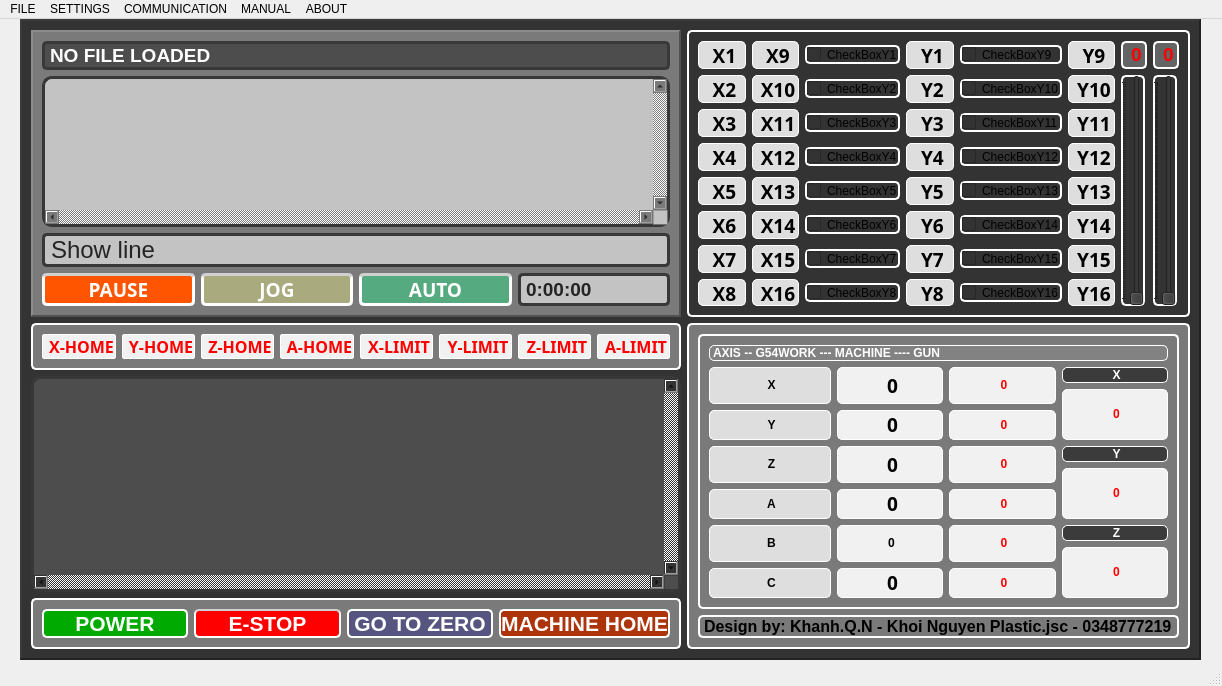
The window that QtPaintingChair/workWindow.ui (NguyenKhanh2101993/Painting_Chair_Robot_ver02) describes before a commit, drawn with Qt 5.
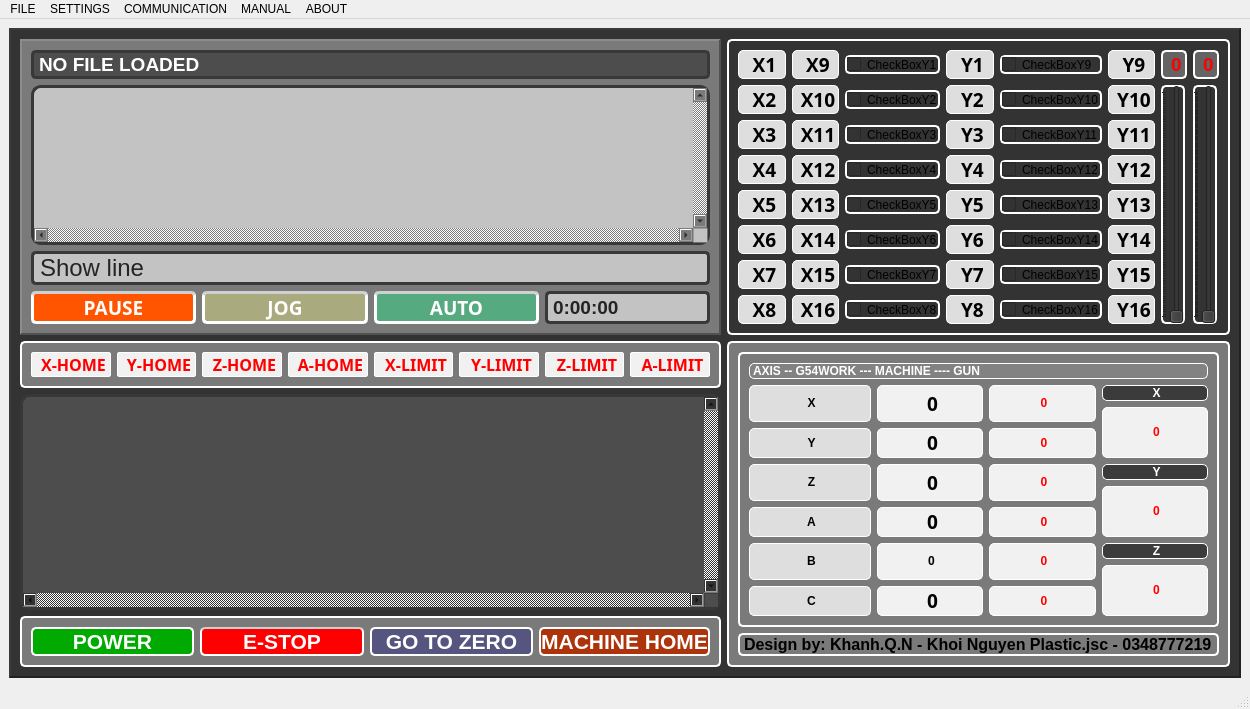
The same window after the commit. Icons and pictures are not drawn.

Diff of the .ui file:
```diff
--- a/QtPaintingChair/workWindow.ui
+++ b/QtPaintingChair/workWindow.ui
@@ -6,12 +6,12 @@
    <rect>
     <x>0</x>
     <y>0</y>
-    <width>1222</width>
-    <height>686</height>
+    <width>1250</width>
+    <height>690</height>
    </rect>
   </property>
   <property name="sizePolicy">
-   <sizepolicy hsizetype="Fixed" vsizetype="Fixed">
+   <sizepolicy hsizetype="Preferred" vsizetype="Preferred">
     <horstretch>0</horstretch>
     <verstretch>0</verstretch>
    </sizepolicy>
@@ -33,18 +33,12 @@
    <bool>true</bool>
   </property>
   <widget class="QWidget" name="centralwidget">
+   <layout class="QGridLayout" name="gridLayout_4">
+    <item row="0" column="0">
    <widget class="QFrame" name="frame0">
     <property name="enabled">
      <bool>true</bool>
     </property>
-    <property name="geometry">
-     <rect>
-      <x>20</x>
-      <y>0</y>
-      <width>1181</width>
-      <height>641</height>
-     </rect>
-    </property>
     <property name="sizePolicy">
      <sizepolicy hsizetype="Expanding" vsizetype="Expanding">
       <horstretch>0</horstretch>
@@ -2152,13 +2146,15 @@
      </item>
     </layout>
    </widget>
+    </item>
+   </layout>
   </widget>
   <widget class="QMenuBar" name="menubar">
    <property name="geometry">
     <rect>
      <x>0</x>
      <y>0</y>
-     <width>1222</width>
+     <width>1250</width>
      <height>26</height>
     </rect>
    </property>
```
Lines whose indentation alone changed are shown as unchanged.
